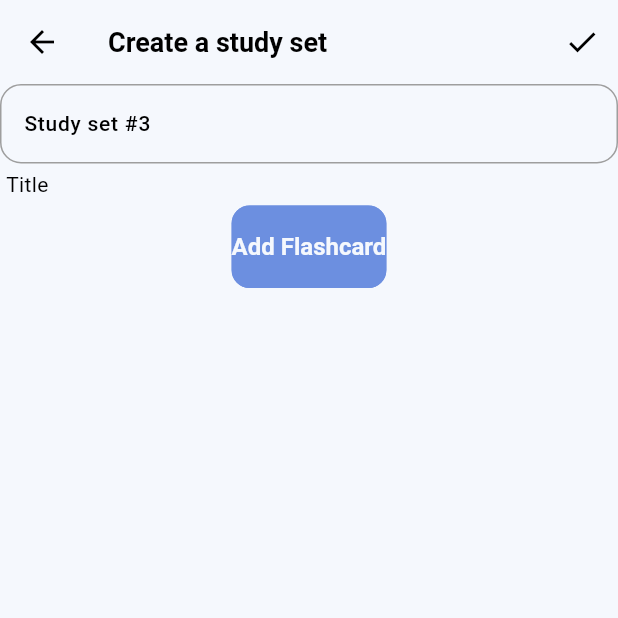
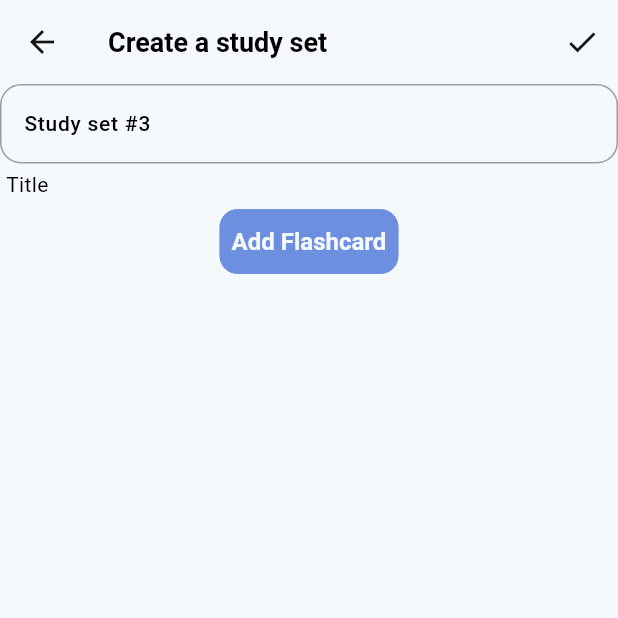
Before and after one commit to huiwzg/MAD_Flutter, a Flutter app: the CreatePage screen opened directly, on a phone screen of 412 x 824 dp, the top half of it. Run offline on Flutter 3.47's test engine with Material 3 defaults, Android fonts, the phone set to English and light mode, and no system bars; our stand-ins replace firebase_auth, firebase_core, firebase_database, flutter_map, fluttertoast, geolocator and 4 more; missing offline and left inert: firebase_ui_auth, firebase_ui_oauth_google; accounts and stored records are empty.

Commit message:
Fixed bugs with dark theme

```diff
--- a/mad_flutter/lib/theme/custom_themes/AppColors.dart
+++ b/mad_flutter/lib/theme/custom_themes/AppColors.dart
@@ -8,5 +8,8 @@ class AppColors {
   static const Color salmon = Color(0xFFE06C7C);
   static const Color yellow = Color(0xFFE0AA6C);
   static const Color white = Color(0xFFF5F8FD);
+  static const Color grey = Color(0xFF666B6A);
+  static const Color black = Color(0xFF131515);
+  static const Color dark_blue = Color(0xFF374A67);
 
 }
--- a/mad_flutter/lib/theme/custom_themes/appbar_theme.dart
+++ b/mad_flutter/lib/theme/custom_themes/appbar_theme.dart
@@ -1,4 +1,5 @@
 import 'package:flutter/material.dart';
+import 'package:mad_flutter/theme/custom_themes/AppColors.dart';
 
 class TAppbarTheme {
   TAppbarTheme._();
@@ -9,8 +10,8 @@ class TAppbarTheme {
     scrolledUnderElevation: 0,
     backgroundColor: Colors.transparent,
     surfaceTintColor: Colors.transparent,
-    iconTheme: IconThemeData(color: Colors.black, size: 24),
-    actionsIconTheme: IconThemeData(color: Colors.black, size: 24),
+    iconTheme: IconThemeData(color: AppColors.black, size: 24),
+    actionsIconTheme: IconThemeData(color: AppColors.black, size: 24),
     titleTextStyle: TextStyle(fontSize: 18.0, fontWeight: FontWeight.w600, color: Colors.black),
   );
 
@@ -20,7 +21,7 @@ class TAppbarTheme {
     scrolledUnderElevation: 0,
     backgroundColor: Colors.transparent,
     surfaceTintColor: Colors.transparent,
-    iconTheme: IconThemeData(color: Colors.black, size: 24),
+    iconTheme: IconThemeData(color: AppColors.white, size: 24),
     actionsIconTheme: IconThemeData(color: Colors.white, size: 24),
     titleTextStyle: TextStyle(fontSize: 18.0, fontWeight: FontWeight.w600, color: Colors.white),
   );
--- a/mad_flutter/lib/theme/custom_themes/bottom_sheet_theme.dart
+++ b/mad_flutter/lib/theme/custom_themes/bottom_sheet_theme.dart
@@ -14,8 +14,8 @@ class TBottomSheetTheme {
 
   static BottomSheetThemeData darkBottomSheetTheme = BottomSheetThemeData(
     showDragHandle: true,
-    backgroundColor: Colors.black,
-    modalBackgroundColor: Colors.black,
+    backgroundColor: AppColors.black,
+    modalBackgroundColor: AppColors.black,
     constraints: const BoxConstraints(minWidth: double.infinity),
     shape: RoundedRectangleBorder(borderRadius: BorderRadius.circular(16)),
   );
--- a/mad_flutter/lib/theme/custom_themes/checkbox_theme.dart
+++ b/mad_flutter/lib/theme/custom_themes/checkbox_theme.dart
@@ -28,12 +28,12 @@ class TCheckboxTheme {
       if(states.contains(MaterialState.selected)) {
         return Colors.white;
       } else {
-        return Colors.black;
+        return AppColors.black;
       }
     }),
     fillColor: MaterialStateProperty.resolveWith((states) {
       if (states.contains(MaterialState.selected)) {
-        return AppColors.blue;
+        return AppColors.dark_blue;
       } else {
         return Colors.transparent;
       }
--- a/mad_flutter/lib/theme/custom_themes/chip_theme.dart
+++ b/mad_flutter/lib/theme/custom_themes/chip_theme.dart
@@ -13,9 +13,9 @@ class TChipTheme {
   );
 
   static ChipThemeData darkChipTheme = const ChipThemeData(
-    disabledColor: Colors.grey,
+    disabledColor: AppColors.grey,
     labelStyle: TextStyle(color: AppColors.white),
-    selectedColor: AppColors.blue,
+    selectedColor: AppColors.dark_blue,
     padding: EdgeInsets.symmetric(horizontal: 12.0, vertical: 12),
     checkmarkColor: AppColors.white,
   );
--- a/mad_flutter/lib/theme/custom_themes/elevated_button_theme.dart
+++ b/mad_flutter/lib/theme/custom_themes/elevated_button_theme.dart
@@ -7,12 +7,13 @@ class TElevatedButtonTheme {
   static final lightElevatedButtonTheme = ElevatedButtonThemeData(
     style: ElevatedButton.styleFrom(
       elevation: 0,
+      minimumSize: Size(100, 40),
       foregroundColor: AppColors.white,
       backgroundColor: AppColors.blue,
       disabledForegroundColor: Colors.grey,
       disabledBackgroundColor: Colors.grey,
       side: const BorderSide(color: AppColors.blue),
-      padding: const EdgeInsets.symmetric(vertical: 18),
+      padding: const EdgeInsets.symmetric(vertical: 12, horizontal: 8),
       textStyle: const TextStyle(fontSize: 16, color: AppColors.white, fontWeight: FontWeight.w600),
       shape: RoundedRectangleBorder(borderRadius: BorderRadius.circular(12)),
     ),
@@ -21,12 +22,13 @@ class TElevatedButtonTheme {
   static final darkElevatedButtonTheme = ElevatedButtonThemeData(
     style: ElevatedButton.styleFrom(
       elevation: 0,
+      minimumSize: Size(100, 40),
       foregroundColor: AppColors.white,
-      backgroundColor: AppColors.blue,
-      disabledForegroundColor: Colors.grey,
+      backgroundColor: AppColors.dark_blue,
+      disabledForegroundColor: AppColors.grey,
       disabledBackgroundColor: Colors.grey,
-      side: const BorderSide(color: AppColors.blue),
-      padding: const EdgeInsets.symmetric(vertical: 18),
+      side: const BorderSide(color: AppColors.dark_blue),
+      padding: const EdgeInsets.symmetric(vertical: 12, horizontal: 8),
       textStyle: const TextStyle(fontSize: 16, color: AppColors.white, fontWeight: FontWeight.w600),
       shape: RoundedRectangleBorder(borderRadius: BorderRadius.circular(12)),
     ),
--- a/mad_flutter/lib/theme/custom_themes/outlined_button_theme.dart
+++ b/mad_flutter/lib/theme/custom_themes/outlined_button_theme.dart
@@ -7,7 +7,7 @@ class TOutlinedButtonTheme {
   static final lightOutLinedButtonTheme = OutlinedButtonThemeData (
     style: OutlinedButton.styleFrom(
       elevation: 0,
-      foregroundColor: Colors.black,
+      foregroundColor: AppColors.black,
       side: const BorderSide(color: AppColors.blue),
       textStyle: const TextStyle(fontSize: 16, color: Colors.black, fontWeight: FontWeight.w600),
       padding: const EdgeInsets.symmetric(vertical: 16, horizontal: 20),
@@ -19,8 +19,8 @@ class TOutlinedButtonTheme {
     style: OutlinedButton.styleFrom(
       elevation: 0,
       foregroundColor: AppColors.white,
-      side: const BorderSide(color: AppColors.blue),
-      textStyle: const TextStyle(fontSize: 16, color: AppColors.white, fontWeight: FontWeight.w600),
+      side: const BorderSide(color: AppColors.dark_blue),
+      textStyle: const TextStyle(fontSize: 16, color: Colors.white, fontWeight: FontWeight.w600),
       padding: const EdgeInsets.symmetric(vertical: 16, horizontal: 20),
       shape: RoundedRectangleBorder(borderRadius: BorderRadius.circular(14)),
     ),
--- a/mad_flutter/lib/theme/custom_themes/text_field_theme.dart
+++ b/mad_flutter/lib/theme/custom_themes/text_field_theme.dart
@@ -37,8 +37,8 @@ class TTextFormatFielTheme {
 
   static InputDecorationTheme darkInputDecorationTheme = InputDecorationTheme(
       errorMaxLines: 3,
-      prefixIconColor: Colors.grey,
-      suffixIconColor: Colors.grey,
+      prefixIconColor: AppColors.grey,
+      suffixIconColor: AppColors.grey,
 
       labelStyle: const TextStyle().copyWith(fontSize: 14, color: AppColors.white),
       hintStyle: const TextStyle().copyWith(fontSize: 14, color: AppColors.white),
@@ -46,11 +46,11 @@ class TTextFormatFielTheme {
       floatingLabelStyle: const TextStyle().copyWith(color: Colors.black.withOpacity(0.8)),
       border: const OutlineInputBorder().copyWith(
         borderRadius: BorderRadius.circular(14),
-        borderSide: const BorderSide(width: 1, color: Colors.grey),
+        borderSide: const BorderSide(width: 1, color: AppColors.grey),
       ),
       enabledBorder: const OutlineInputBorder().copyWith(
         borderRadius: BorderRadius.circular(14),
-        borderSide: const BorderSide(width: 1, color: Colors.grey),
+        borderSide: const BorderSide(width: 1, color: AppColors.grey),
       ),
       focusedBorder: const OutlineInputBorder().copyWith(
         borderRadius: BorderRadius.circular(14),
--- a/mad_flutter/lib/theme/theme.dart
+++ b/mad_flutter/lib/theme/theme.dart
@@ -31,8 +31,8 @@ class AppTheme {
   static ThemeData darkTheme = ThemeData (
     useMaterial3: true,
     brightness: Brightness.dark,
-    primaryColor: AppColors.blue,
-    scaffoldBackgroundColor: Colors.black26,
+    primaryColor: AppColors.dark_blue,
+    scaffoldBackgroundColor: AppColors.black,
     textTheme: TTextTheme.darkTextTheme,
     chipTheme: TChipTheme.darkChipTheme,
     appBarTheme: TAppbarTheme.darkAppbarTheme,
```
Also changed, not shown: mad_flutter/lib/flashcard.dart (+16 -10 lines), mad_flutter/lib/library.dart (+14 -3 lines).
